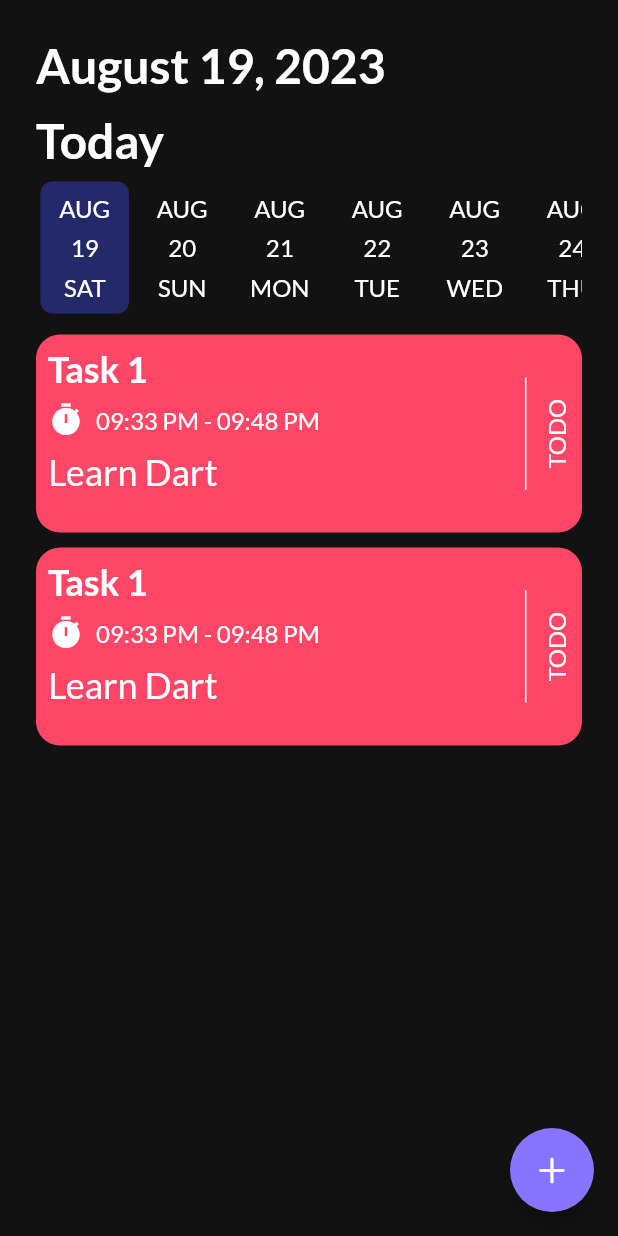
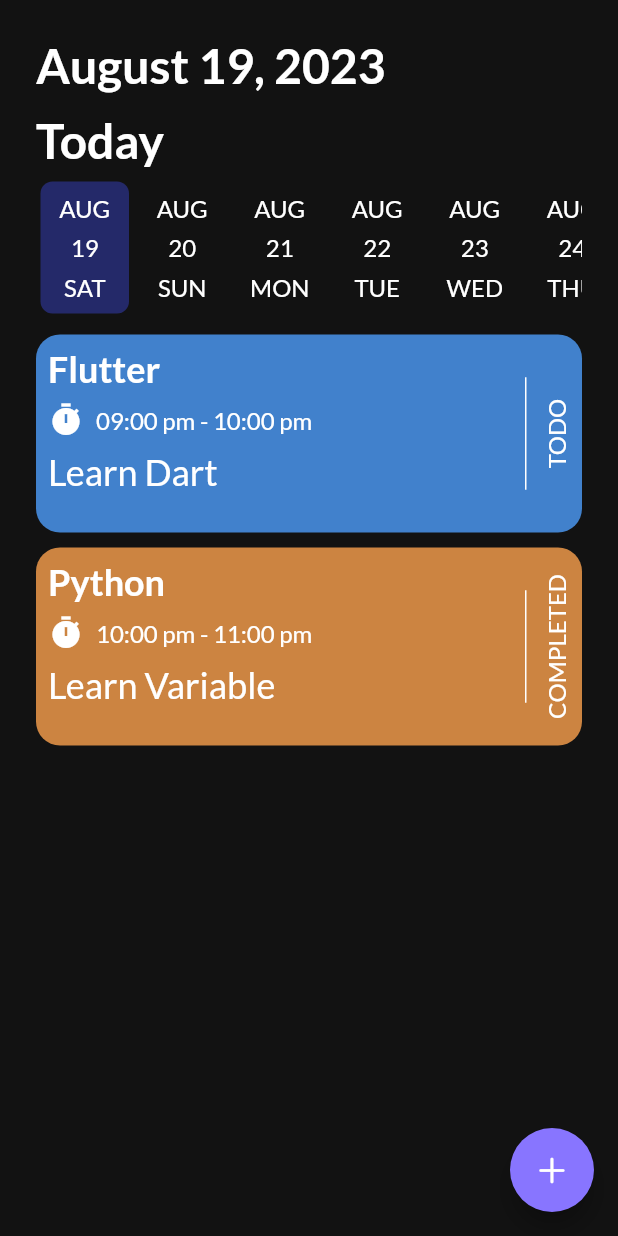
Before and after one commit to AmrTaher70/To-Do-App, a Flutter app: the screen it shows after launch, on a phone screen of 412 x 824 dp. Run offline on Flutter 3.47's test engine with Material 2 defaults, Android fonts, the phone set to English and light mode, and no system bars; drawn by our look-alikes of date_picker_timeline; our stand-ins replace bloc, flutter_bloc, flutter_screenutil, get_it, google_fonts, shared_preferences and 1 more.

Commit message:
Dummy data with task model

```diff
--- a/lib/app/app.dart
+++ b/lib/app/app.dart
@@ -1,4 +1,5 @@
 import 'package:flutter/material.dart';
+import 'package:flutter_screenutil/flutter_screenutil.dart';
 import 'package:up_course2/features/auth/task/presentation/screens/Home_Screen/home.dart';
 
 import '../core/theme/theme.dart';
@@ -9,12 +10,18 @@ class MyApp extends StatelessWidget {
 
   @override
   Widget build(BuildContext context) {
+    return ScreenUtilInit(
+      designSize: const Size(375, 812),
+      builder: (context, child) {
         return MaterialApp(
           title: 'To Do App',
           theme: getAppTheme(),
           darkTheme: getAppDarkTheme(),
           themeMode: ThemeMode.light,
           debugShowCheckedModeBanner: false,
-        home: const SafeArea(child: Home()));
+          home: const SafeArea(child: Home()),
+        );
+      },
+    );
   }
 }
--- a/lib/core/theme/theme.dart
+++ b/lib/core/theme/theme.dart
@@ -1,7 +1,7 @@
 import 'package:flutter/material.dart';
 import 'package:google_fonts/google_fonts.dart';
 
-import '../app.colors.dart';
+import '../widgets/app.colors.dart';
 
 ThemeData getAppTheme() {
   return ThemeData(
--- a/lib/core/app,strings.dart
+++ b/lib/core/widgets/app,strings.dart
@@ -1,5 +1,5 @@
 class AppStrings {
-  static const String appName = 'UpTodo';
+  static const String appName = 'TODO';
   static const String appColor = 'Color';
   static const String appSkip = 'SKIP';
   static const String appTitleOn1 = 'Manage your tasks';
@@ -19,7 +19,7 @@ class AppStrings {
   static const String appNote = 'Note';
   static const String appHintTitle = 'Enter The Title Here';
   static const String appHintNote = 'Enter Note Here';
-  static const String appTaskCompleted = 'TASK COMPLETED';
+  static const String appTaskCompleted = 'COMPLETED';
   static const String appDeleteTask = 'DELETE TASK';
   static const String appCancel = 'CANCEL';
   static const String appOnBoarding = 'onBoarding';
--- a/lib/core/widgets/elev_button/elev_button.dart
+++ b/lib/core/widgets/elev_button/elev_button.dart
@@ -1,5 +1,5 @@
 import 'package:flutter/material.dart';
-import 'package:up_course2/core/app.colors.dart';
+import 'package:up_course2/core/widgets/app.colors.dart';
 
 // ignore: must_be_immutable
 class ElevCustomButton extends StatelessWidget {
--- a/lib/core/widgets/text_button/text_button.dart
+++ b/lib/core/widgets/text_button/text_button.dart
@@ -1,6 +1,6 @@
 import 'package:flutter/material.dart';
 
-import '../../app.colors.dart';
+import '../app.colors.dart';
 
 class CostumeTextButton extends StatelessWidget {
   const CostumeTextButton(
--- /dev/null
+++ b/lib/features/auth/task/data/model_task.dart
@@ -0,0 +1,38 @@
+class ModelTaskManager {
+  final String id;
+  final String title;
+  final String note;
+  final String startTime;
+  final String endTime;
+  final bool isCompleted;
+  final int color;
+  ModelTaskManager({
+    required this.id,
+    required this.title,
+    required this.note,
+    required this.startTime,
+    required this.endTime,
+    required this.isCompleted,
+    required this.color,
+  });
+  static List<ModelTaskManager> taskList = [
+    ModelTaskManager(
+      id: '1',
+      title: 'Flutter',
+      note: 'Learn Dart',
+      startTime: '09:00 pm',
+      endTime: '10:00 pm',
+      isCompleted: false,
+      color: 3,
+    ),
+    ModelTaskManager(
+      id: '2',
+      title: 'Python',
+      note: 'Learn Variable',
+      startTime: '10:00 pm',
+      endTime: '11:00 pm',
+      isCompleted: true,
+      color: 4,
+    ),
+  ];
+}
--- a/lib/features/auth/task/presentation/screens/Home_Screen/home.dart
+++ b/lib/features/auth/task/presentation/screens/Home_Screen/home.dart
@@ -2,12 +2,14 @@ import 'package:date_picker_timeline/date_picker_timeline.dart';
 import 'package:flutter/cupertino.dart';
 import 'package:flutter/material.dart';
 import 'package:intl/intl.dart';
-import 'package:up_course2/core/app,strings.dart';
-import 'package:up_course2/core/app.assets.dart';
-import 'package:up_course2/core/app.colors.dart';
+import 'package:up_course2/core/widgets/app,strings.dart';
+import 'package:up_course2/core/widgets/app.assets.dart';
+import 'package:up_course2/core/widgets/app.colors.dart';
 import 'package:up_course2/core/commont/commont.dart';
 import 'package:up_course2/core/widgets/elev_button/elev_button.dart';
 import 'package:up_course2/features/auth/task/presentation/screens/Add_Task/add_task_screen.dart';
+
+import '../../../data/model_task.dart';
 
 class Home extends StatefulWidget {
   const Home({super.key});
@@ -15,6 +17,8 @@ class Home extends StatefulWidget {
   @override
   State<Home> createState() => _HomeState();
 }
+
+late final ModelTaskManager taskModel;
 
 class _HomeState extends State<Home> {
   @override
@@ -62,8 +66,13 @@ class _HomeState extends State<Home> {
               const SizedBox(
                 height: 11,
               ),
-              //noTask(),
-              InkWell(
+              ModelTaskManager.taskList.isEmpty
+                  ? noTask()
+                  : Expanded(
+                      child: ListView.builder(
+                        itemCount: ModelTaskManager.taskList.length,
+                        itemBuilder: (context, index) {
+                          return InkWell(
                             onTap: () {
                               showModalBottomSheet(
                                 context: context,
@@ -113,8 +122,13 @@ class _HomeState extends State<Home> {
                                 },
                               );
                             },
-                  child: const TaskWidget()),
-              const TaskWidget(),
+                            child: TaskWidget(
+                              taskModel: ModelTaskManager.taskList[index],
+                            ),
+                          );
+                        },
+                      ),
+                    ),
             ],
           ),
         ),
@@ -128,7 +142,27 @@ class _HomeState extends State<Home> {
 class TaskWidget extends StatelessWidget {
   const TaskWidget({
     super.key,
+    required this.taskModel,
   });
+  final ModelTaskManager taskModel;
+  Color getColor(index) {
+    switch (index) {
+      case 0:
+        return AppColors.red;
+      case 1:
+        return AppColors.green;
+      case 2:
+        return AppColors.lightBlue;
+      case 3:
+        return AppColors.blue;
+      case 4:
+        return AppColors.orange;
+      case 5:
+        return AppColors.purple;
+      default:
+        return AppColors.gray;
+    }
+  }
 
   @override
   Widget build(BuildContext context) {
@@ -136,7 +170,7 @@ class TaskWidget extends StatelessWidget {
       height: 132,
       width: double.infinity,
       decoration: BoxDecoration(
-        color: AppColors.red,
+        color: getColor(taskModel.color),
         borderRadius: BorderRadius.circular(16),
       ),
       margin: const EdgeInsets.only(bottom: 10),
@@ -149,7 +183,7 @@ class TaskWidget extends StatelessWidget {
                 crossAxisAlignment: CrossAxisAlignment.start,
                 children: [
                   Text(
-                    'Task 1',
+                    taskModel.title,
                     style: Theme.of(context)
                         .textTheme
                         .displayLarge!
@@ -168,7 +202,7 @@ class TaskWidget extends StatelessWidget {
                       const SizedBox(
                         width: 8,
                       ),
-                      Text('09:33 PM - 09:48 PM',
+                      Text('${taskModel.startTime} - ${taskModel.endTime}',
                           style: Theme.of(context).textTheme.displayMedium),
                     ],
                   ),
@@ -176,7 +210,7 @@ class TaskWidget extends StatelessWidget {
                     height: 8,
                   ),
                   Text(
-                    'Learn Dart',
+                    taskModel.note,
                     style: Theme.of(context)
                         .textTheme
                         .displayLarge!
@@ -195,7 +229,10 @@ class TaskWidget extends StatelessWidget {
             ),
             RotatedBox(
               quarterTurns: 3,
-              child: Text('TODO',
+              child: Text(
+                  taskModel.isCompleted
+                      ? AppStrings.appTaskCompleted
+                      : AppStrings.appName,
                   style: Theme.of(context).textTheme.displayMedium),
             ),
           ],
--- a/lib/features/presention/screens/data/model/on_boarding_model.dart
+++ b/lib/features/presention/screens/data/model/on_boarding_model.dart
@@ -1,5 +1,5 @@
-import '../../../../../core/app,strings.dart';
-import '../../../../../core/app.assets.dart';
+import '../../../../../core/widgets/app,strings.dart';
+import '../../../../../core/widgets/app.assets.dart';
 
 class OnBoardingModel {
   final String imgPath;
--- a/lib/features/presention/screens/on1.dart
+++ b/lib/features/presention/screens/on1.dart
@@ -3,9 +3,9 @@ import 'package:smooth_page_indicator/smooth_page_indicator.dart';
 import 'package:up_course2/core/widgets/elev_button/elev_button.dart';
 import 'package:up_course2/core/widgets/text_button/text_button.dart';
 
-import '../../../core/app,strings.dart';
-import '../../../core/app.assets.dart';
-import '../../../core/app.colors.dart';
+import '../../../core/widgets/app,strings.dart';
+import '../../../core/widgets/app.assets.dart';
+import '../../../core/widgets/app.colors.dart';
 import '../../../core/dataBase/cache_helper.dart';
 import '../../../core/dataBase/services/services.locator.dart';
 import '../../auth/task/presentation/screens/Home_Screen/home.dart';
--- a/lib/features/presention/screens/splash.dart
+++ b/lib/features/presention/screens/splash.dart
@@ -2,8 +2,8 @@ import 'package:flutter/material.dart';
 import 'package:up_course2/core/dataBase/cache_helper.dart';
 import 'package:up_course2/features/auth/task/presentation/screens/Home_Screen/home.dart';
 
-import '../../../core/app,strings.dart';
-import '../../../core/app.assets.dart';
+import '../../../core/widgets/app,strings.dart';
+import '../../../core/widgets/app.assets.dart';
 import '../../../core/dataBase/services/services.locator.dart';
 import 'on1.dart';
 
--- a/pubspec.yaml
+++ b/pubspec.yaml
@@ -46,6 +46,7 @@ dependencies:
   # Use with the CupertinoIcons class for iOS style icons.
   cupertino_icons: ^1.0.2
   date_picker_timeline: ^1.2.5
+  flutter_screenutil: ^5.8.4
 
 dev_dependencies:
   flutter_test:
```
Also changed, not shown: lib/features/auth/task/cubit/cubit/task_cubit_cubit.dart (added, +88 -0 lines), lib/features/auth/task/cubit/cubit/task_cubit_state.dart (added, +26 -0 lines), lib/features/auth/task/presentation/screens/Add_Task/add_task_screen.dart (+51 -89 lines), lib/features/presention/components/text_filed_task.dart (+4 -3 lines), lib/main.dart (+6 -1 lines), lib/core/widgets/app.assets.dart (renamed from lib/core/app.assets.dart), lib/core/widgets/app.colors.dart (renamed from lib/core/app.colors.dart), pubspec.lock. Lines whose indentation alone changed are shown as unchanged.
